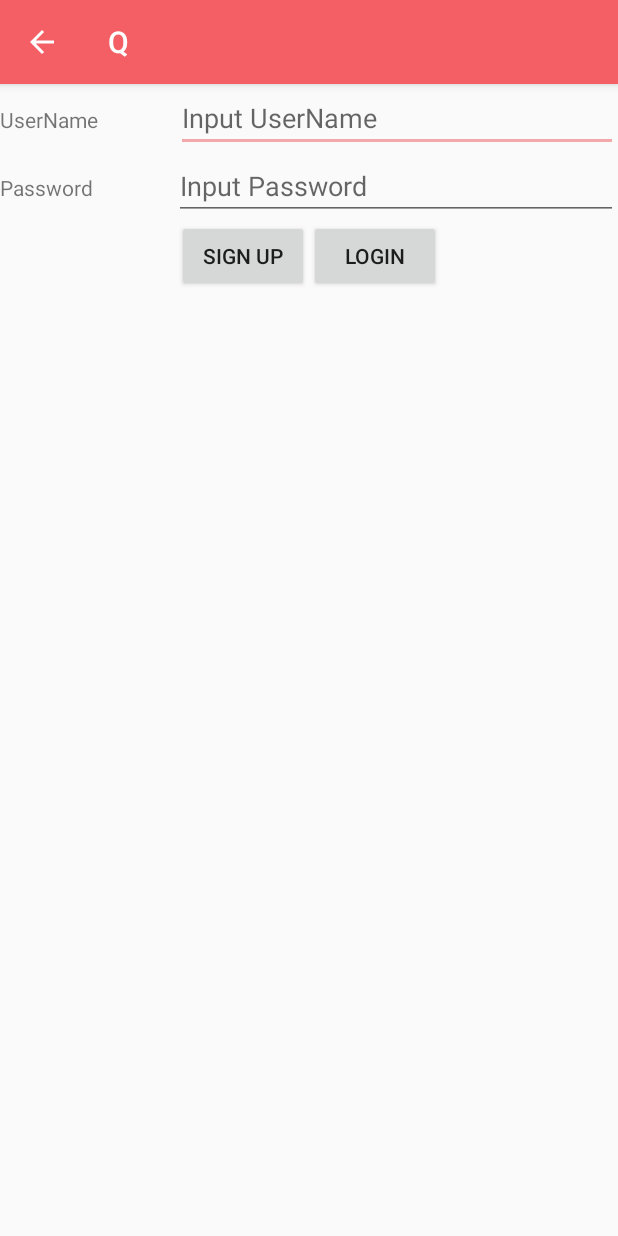
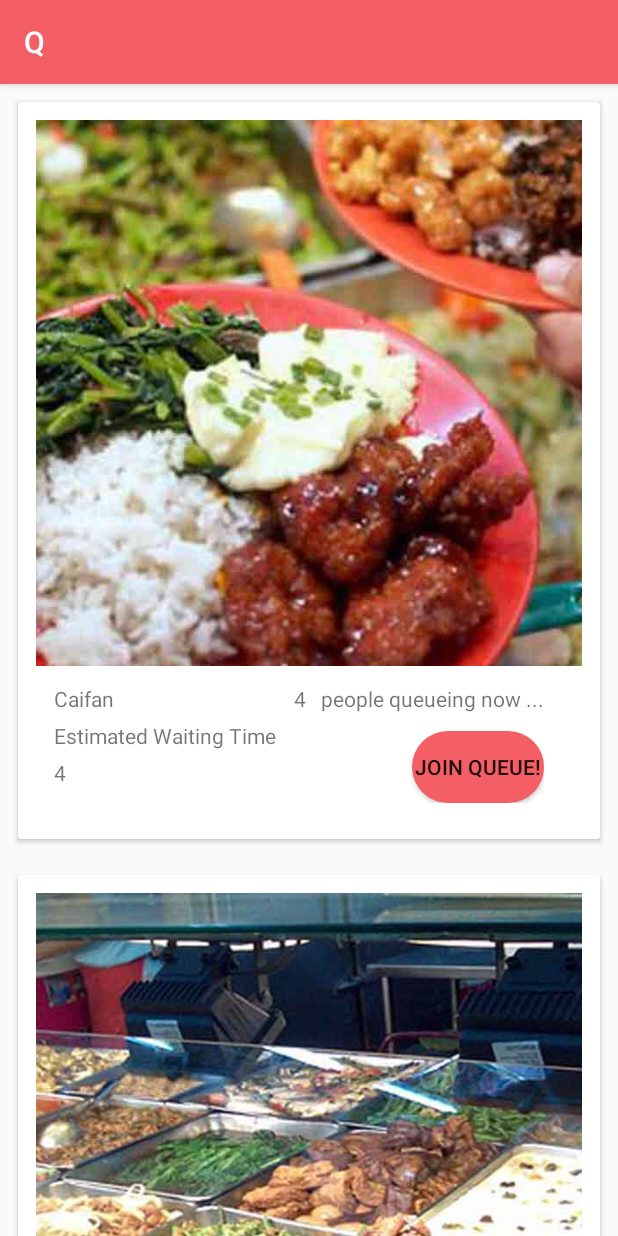
Before and after one commit to lyqht/Q, an Android app: the screen it shows after launch (LoginActivity before the commit, Cust_SearchResult after it), on a phone screen of 412 x 824 dp. Run offline under Robolectric (Android 15) with nearby library versions, the phone set to English and light mode, and no system bars; pictures from the network do not load.

Commit message:
Cust_Search_Result Recycler (#9)
* Just widget references and button onClick Listeners

* Made sample queue list item card layout

* Made sample queue list item card layout

* Made sample queue list item card layout and made recyclerview work.

```diff
--- a/app/src/main/AndroidManifest.xml
+++ b/app/src/main/AndroidManifest.xml
@@ -23,10 +23,6 @@
             android:name=".LoginActivity"
             android:label="@string/app_name"
             android:parentActivityName=".Intro">
-            <intent-filter>
-                <action android:name="android.intent.action.MAIN" />
-                <category android:name="android.intent.category.LAUNCHER" />
-            </intent-filter>
         </activity>
         <activity
             android:name=".Settings"
@@ -45,7 +41,12 @@
         <activity android:name=".Cust_MainExplore" />
         <activity android:name=".Cust_HelpPage" />
         <activity android:name=".Cust_AccInfoSettings" />
-        <activity android:name=".Cust_SearchResult" />
+        <activity android:name=".Cust_SearchResult">
+            <intent-filter>
+                <action android:name="android.intent.action.MAIN" />
+                <category android:name="android.intent.category.LAUNCHER" />
+            </intent-filter>
+        </activity>
         <activity android:name=".Cust_CurrentQueues" />
         <activity android:name=".TEMP_Cust_GettingStarted" />
         <activity android:name=".TEMP_Merc_GettingStarted" />
--- a/app/src/main/java/gcsenxmk/q/AlohaQueue.java
+++ b/app/src/main/java/gcsenxmk/q/AlohaQueue.java
@@ -7,7 +7,7 @@ public class AlohaQueue {
     private String name;
     private int estWaitTime;
     private int numPeople;
-    private int imageResource;
+    private final int imageResource;
 
     AlohaQueue(String name, int estWaitTime, int numPeople, int imageResource) {
         this.name = name;
--- a/app/src/main/java/gcsenxmk/q/Cust_SearchResult.java
+++ b/app/src/main/java/gcsenxmk/q/Cust_SearchResult.java
@@ -1,9 +1,11 @@
 package gcsenxmk.q;
 
+import android.content.res.TypedArray;
 import android.support.v7.app.AppCompatActivity;
 import android.os.Bundle;
 import android.support.v7.widget.LinearLayoutManager;
 import android.support.v7.widget.RecyclerView;
+import android.util.Log;
 
 import java.util.ArrayList;
 
@@ -37,9 +39,20 @@ public class Cust_SearchResult extends AppCompatActivity {
     private void initializeData() {
         //TODO: Get the resources from XML File / SQLiteDatabase
 
-        String[] queueNames;
-        int[] queueWaitingTimes;
-        int[] queueNumPeople;
+        String[] queueNames = getResources().getStringArray(R.array.placeholder_queue_names);
+        int[] queueWaitingTimes = getResources().getIntArray(R.array.placeholder_queue_waiting_time);
+        int[] queueNumPeople = getResources().getIntArray(R.array.placeholder_queue_num_people);
+        TypedArray queueImages = getResources().obtainTypedArray(R.array.placeholder_queue_images);
+
+        int numQueues = queueNames.length;
+        for (int i = 0; i < numQueues; i ++) {
+            queues.add(new AlohaQueue(queueNames[i],
+                    queueWaitingTimes[i],
+                    queueNumPeople[i],
+                    queueImages.getResourceId(i, 0)));
+        }
+
+        Log.i("Logcat","able to initialize data");
 
         qAdapter.notifyDataSetChanged();
 
--- a/app/src/main/java/gcsenxmk/q/QueueAdapter.java
+++ b/app/src/main/java/gcsenxmk/q/QueueAdapter.java
@@ -3,6 +3,7 @@ package gcsenxmk.q;
 import android.support.v7.widget.RecyclerView;
 
 import android.content.Context;
+import android.util.Log;
 import android.view.LayoutInflater;
 import android.view.View;
 import android.view.ViewGroup;
@@ -37,8 +38,6 @@ class QueueAdapter extends RecyclerView.Adapter<QueueAdapter.ViewHolder>  {
      * @param parent The ViewGroup into which the new View will be added after it is bound to an adapter position.
      * @param viewType The view type of the new View.
      * @return The newly create ViewHolder.
-     *
-     * TODO: make layout for the queue_list_item
      */
     @Override
     public QueueAdapter.ViewHolder onCreateViewHolder(ViewGroup parent, int viewType) {
@@ -86,20 +85,20 @@ class QueueAdapter extends RecyclerView.Adapter<QueueAdapter.ViewHolder>  {
         ViewHolder(View itemView) {
             super(itemView);
 
-            qName = (TextView)itemView.findViewById(R.id.queueName);
-            qWaitTime = (TextView)itemView.findViewById(R.id.queueWaitTime);
-            qImage = (ImageView)itemView.findViewById(R.id.queueImage);
-            qNumPeople = (TextView)itemView.findViewById(R.id.queueNumPeople);
+            qName = itemView.findViewById(R.id.queueName);
+            qWaitTime = itemView.findViewById(R.id.queueWaitTime);
+            qImage = itemView.findViewById(R.id.queueImage);
+            qNumPeople = itemView.findViewById(R.id.queueNumPeople);
         }
 
         void bindTo(AlohaQueue currentQ){
             //Populate the imageview & textviews with data
             qName.setText(currentQ.getName());
-            qNumPeople.setText(currentQ.getNumPeople());
-            qWaitTime.setText(currentQ.getWaitTime());
-            qImage.setImageResource(currentQ.getImageResource());
+            qNumPeople.setText(String.valueOf(currentQ.getNumPeople()));
+            qWaitTime.setText(String.valueOf(currentQ.getWaitTime()));
             Glide.with(mContext).load(
                     currentQ.getImageResource()).into(qImage);
+            Log.i("Logcat", "BindTo works");
 
         }
     }
--- a/app/src/main/res/layout/activity_cust_search_result.xml
+++ b/app/src/main/res/layout/activity_cust_search_result.xml
@@ -1,8 +1,11 @@
 <?xml version="1.0" encoding="utf-8"?>
 <RelativeLayout
     xmlns:android="http://schemas.android.com/apk/res/android"
+    xmlns:app="http://schemas.android.com/apk/res-auto"
+    xmlns:tools="http://schemas.android.com/tools"
     android:layout_width="match_parent"
-    android:layout_height="match_parent">
+    android:layout_height="match_parent"
+    tools:context=".Cust_SearchResult">
 
     <android.support.v7.widget.RecyclerView
         android:id="@+id/cust_queue_recycler"
--- a/app/src/main/res/layout/queue_list_item.xml
+++ b/app/src/main/res/layout/queue_list_item.xml
@@ -1,13 +1,17 @@
 <?xml version="1.0" encoding="utf-8"?>
 <android.support.v7.widget.CardView
     xmlns:android="http://schemas.android.com/apk/res/android"
+    xmlns:app="http://schemas.android.com/apk/res-auto"
+    xmlns:tools="http://schemas.android.com/tools"
     android:layout_width="match_parent"
-    android:layout_height="match_parent"
+    android:layout_height="wrap_content"
     android:layout_margin="12dp">
 
-    <RelativeLayout
+    <LinearLayout
         android:layout_width="match_parent"
-        android:layout_height="wrap_content">
+        android:layout_height="wrap_content"
+        android:orientation="vertical"
+        android:padding="12dp">
         <ImageView
             android:layout_width="wrap_content"
             android:layout_height="wrap_content"
@@ -17,28 +21,69 @@
         <LinearLayout
             android:layout_width="wrap_content"
             android:layout_height="wrap_content"
-            android:layout_alignBottom="@id/queueImage"
             android:orientation="horizontal">
+            <LinearLayout
+                android:layout_width="match_parent"
+                android:layout_height="wrap_content"
+                android:orientation="vertical"
+                android:layout_margin="12dp">
                 <TextView
                     android:layout_width="wrap_content"
                     android:layout_height="wrap_content"
-                android:id="@+id/queueName"/>
+                    android:id="@+id/queueName"
+                    android:text="Queue Name"
+                    android:layout_marginBottom="5dp"/>
                 <TextView
                     android:layout_width="wrap_content"
                     android:layout_height="wrap_content"
-                android:id="@+id/queueWaitTime"/>
+                    android:id="@+id/queueWaitTimeHeader"
+                    android:text="@string/estimated_waiting_time"
+                    android:layout_marginBottom="5dp"/>
                 <TextView
                     android:layout_width="wrap_content"
                     android:layout_height="wrap_content"
-                android:id="@+id/queueNumPeople"/>
+                    android:text="0"
+                    android:id="@+id/queueWaitTime"
+                    android:layout_marginBottom="5dp"/>
+            </LinearLayout>
+            <LinearLayout
+                android:layout_width="match_parent"
+                android:layout_height="wrap_content"
+                android:orientation="vertical"
+                android:layout_marginTop="12dp"
+                android:layout_marginBottom="12dp">
+                <LinearLayout
+                    android:layout_width="wrap_content"
+                    android:layout_height="wrap_content"
+                    android:orientation="horizontal"
+                    android:layout_marginBottom="12dp">
+                    <TextView
+                        android:layout_width="wrap_content"
+                        android:layout_height="wrap_content"
+                        android:id="@+id/queueNumPeople"
+                        android:text="0"
+                         />
+                    <TextView
+                        android:layout_width="wrap_content"
+                        android:layout_height="wrap_content"
+                        android:id="@+id/queueNumPeopleHeader"
+                        android:text="@string/queueing"
+                        android:layout_marginLeft="10dp" />
+                </LinearLayout>
+                <Button
+                    android:layout_width="wrap_content"
+                    android:layout_height="wrap_content"
+                    android:background="@drawable/primary_float_button"
+                    android:layout_gravity="end"
+                    android:text="@string/join_queue_floating"
+                    />
+            </LinearLayout>
 
         </LinearLayout>
 
 
 
 
-    </RelativeLayout>
-
-
+    </LinearLayout>
 
 </android.support.v7.widget.CardView>
--- a/app/src/main/res/values/strings.xml
+++ b/app/src/main/res/values/strings.xml
@@ -1,7 +1,31 @@
 <resources>
     <string name="app_name">Q</string>
 
-    <!-- Placeholder Strings -->
+    <!-- Placeholder Strings PUT YOUR PLACEHOLDERS HERE DONT CRAMP THE BOTTOM-->
+    <integer-array name="placeholder_queue_waiting_time">
+        <item>4</item>
+        <item>6</item>
+        <item>5</item>
+    </integer-array>
+
+    <integer-array name="placeholder_queue_num_people">
+        <item>4</item>
+        <item>6</item>
+        <item>5</item>
+    </integer-array>
+
+    <array name="placeholder_queue_images">
+        <item>@drawable/placeholder_caifan</item>
+        <item>@drawable/placeholder_caipng</item>
+        <item>@drawable/placeholder_chickenrice</item>
+    </array>
+
+    <string-array name="placeholder_queue_names">
+        <item>Caifan</item>
+        <item>Caipng</item>
+        <item>ChickenRice</item>
+    </string-array>
+
     <string name="stall_desc">KinMoo – Featuring the quaint and tasty street-food culture of Thailand in a minimalist yet modern cafe set-up, KinMoo is also the 1st open-concept Thai kitchen in Singapore! /n/n
 
 Be it a quick bite to fill up that tummy during lunch, a chill down bar snack downed with ice-cold beer, or a hearty chow down with family and friends for dinner, we have it all! Always sticking to the good old ways of cooking that made Thailand’s food culture legendary, yet accommodating to each and every customers’ tastes as best as we can, come and experience KinMoo’s own unique style today!</string>
@@ -19,7 +43,8 @@ Be it a quick bite to fill up that tummy during lunch, a chill down bar snack do
     <string name="skip_queue_formation">Skip Queue Formation</string>
 
     <!-- Strings related to queues -->
-    <string name="time">Estimated Waiting Time</string>
+    <string name="Food_and_Beverage">F n B</string>
+    <string name="estimated_waiting_time">Estimated Waiting Time</string>
     <string name="queueing">people queueing now ...</string>
     <string name="queue_size_limit">Queue Size Limit</string>
     <string name="queue_system">Queue System</string>
@@ -214,5 +239,5 @@ Be it a quick bite to fill up that tummy during lunch, a chill down bar snack do
     </string>
 
     <string name="title_activity_first_time_select_account_type">FirstTimeSelectAccountType</string>
-    <string name="Food_and_Beverage">F n B</string>
+
 </resources>
```
Also changed, not shown: app/src/main/res/drawable/placeholder_caifan.jpg (added), app/src/main/res/drawable/placeholder_caipng.jpg (added), app/src/main/res/drawable/placeholder_chickenrice.jpg (added). Lines whose indentation alone changed are shown as unchanged.
